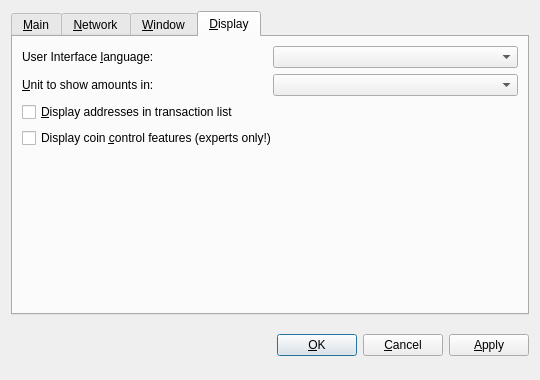
peercoin/peercoin, file src/qt/forms/optionsdialog.ui: the form before one commit.
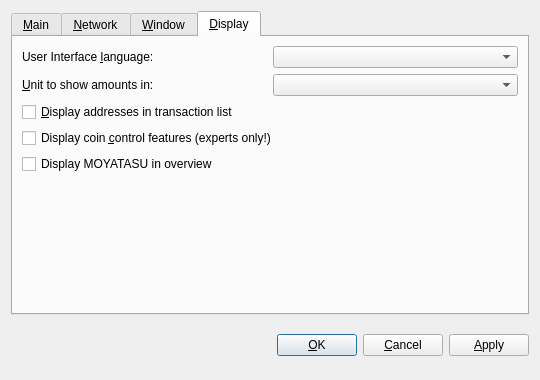
The form after the commit. The open tabs and pages were chosen to show the change. Custom widgets are drawn as their Qt base class.

```diff
--- a/src/qt/forms/optionsdialog.ui
+++ b/src/qt/forms/optionsdialog.ui
@@ -337,6 +337,16 @@
            </property>
          </widget>
        </item>
+       <item>
+         <widget class="QCheckBox" name="backgroundImage">
+           <property name="toolTip">
+            <string>Whether to show MOYATASU in overview or not.</string>
+           </property>
+           <property name="text">
+            <string>Display MOYATASU in overview</string>
+           </property>
+         </widget>
+       </item>
        <item>
         <spacer name="verticalSpacer_Display">
          <property name="orientation">
```
Left out of the diff: 12 changed lines with no effect on the pictures.
